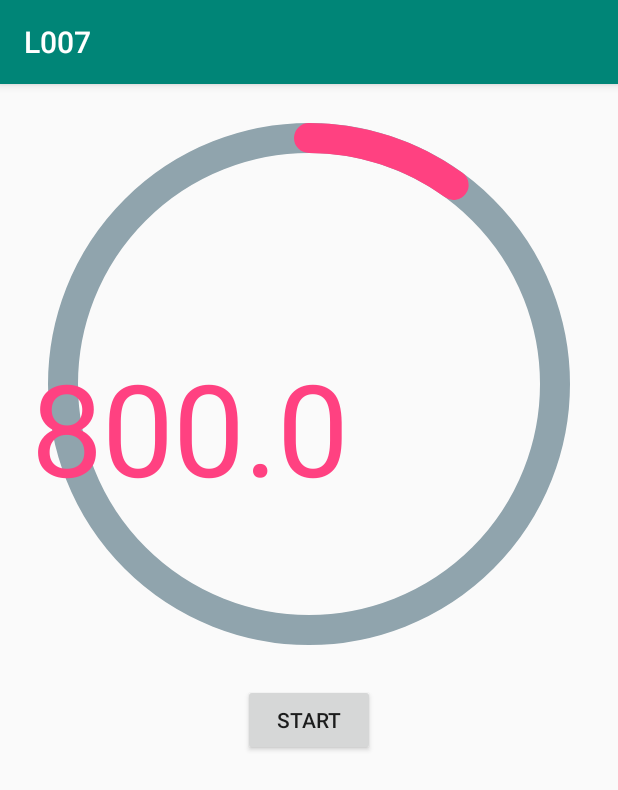
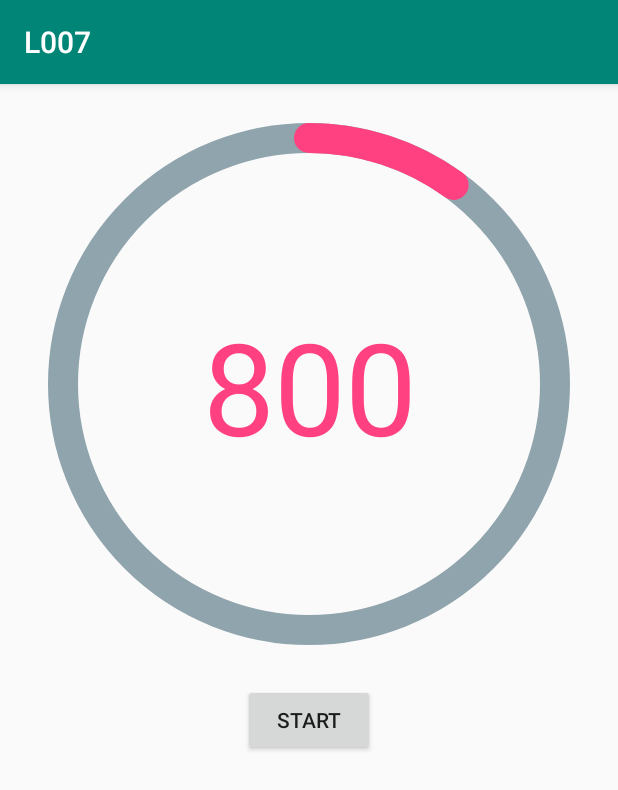
Before and after one commit to aohanyao/Android_UE, an Android app: the screen it shows after launch (MainActivity), on a phone screen of 412 x 824 dp. Shown: the top 790 px of the screen. Run offline under Robolectric (Android 15) with nearby library versions, the light colour scheme and no system bars.

Commit message:
MotionDashView

```diff
--- /dev/null
+++ b/Coder/L008/app/src/main/java/com/aoyanhao/coder/view/ImageTextView.java
@@ -0,0 +1,4 @@
+package com.aoyanhao.coder.view;
+
+public class ImageTextView {
+}
--- a/Coder/L008/app/src/main/java/com/aoyanhao/coder/view/MotionDashView.java
+++ b/Coder/L008/app/src/main/java/com/aoyanhao/coder/view/MotionDashView.java
@@ -18,6 +18,10 @@ import com.aoyanhao.coder.utils.Utils;
  * Version:1.0
  * Description: 运动表盘View
  * ChangeLog:
+ *
+ * 使用 getTextBounds 来测量会有点问题，当文字进行变换的时候，
+ * 测量坐标会不准确，应该换做FontMetrics来进行测量。
+ *
  */
 public class MotionDashView extends View {
 
@@ -48,9 +52,11 @@ public class MotionDashView extends View {
 
     private int mSize = 0;
     private float maxCount = 8000;
-    private float nowCount = 800;
+    private int nowCount = 800;
 
     private Animator animator;
+
+    private Paint.FontMetrics fontMetrics;
 
     public MotionDashView(Context context) {
         super(context);
@@ -66,6 +72,11 @@ public class MotionDashView extends View {
 
     {
         mTextBoundRect = new Rect();
+        // 文字的X轴坐标为文字的中心，这样可以减少很多的计算量
+        mPaint.setTextAlign(Paint.Align.CENTER);
+
+        fontMetrics = new Paint.FontMetrics();
+        mPaint.getFontMetrics(fontMetrics);
     }
 
     @Override
@@ -111,17 +122,17 @@ public class MotionDashView extends View {
 
         mText = String.valueOf(nowCount);
 
-        mPaint.setTextAlign(Paint.Align.CENTER);
+
         // 5. 测量文字
-        mPaint.getTextBounds(mText, 0, mText.length(), mTextBoundRect);
-        // 6. 设置文字对齐方式
+//        mPaint.getTextBounds(mText, 0, mText.length(), mTextBoundRect);
 
         mPaint.setStyle(Paint.Style.FILL);
         mPaint.setTextSize(Utils.dp2px(85));
-        // 7. 绘制文字
+        // 6. 绘制文字
         canvas.drawText(mText,
-                (mSize / 2 + PADDING * 2) - (mTextBoundRect.left + mTextBoundRect.right) / 2,
-                (mSize / 2 + PADDING * 2) - (mTextBoundRect.top + mTextBoundRect.bottom) / 2,
+                getWidth() / 2,
+//                (mSize / 2 + PADDING * 2) - (mTextBoundRect.top + mTextBoundRect.bottom) / 2,
+                (mSize / 2 + PADDING * 2) - (fontMetrics.descent + fontMetrics.ascent) / 2,
                 mPaint);
     }
 
--- a/Coder/L008/build.gradle
+++ b/Coder/L008/build.gradle
@@ -7,7 +7,7 @@ buildscript {
         jcenter()
     }
     dependencies {
-        classpath 'com.android.tools.build:gradle:3.2.0'
+        classpath 'com.android.tools.build:gradle:3.1.4'
 
 
         // NOTE: Do not place your application dependencies here; they belong
```
